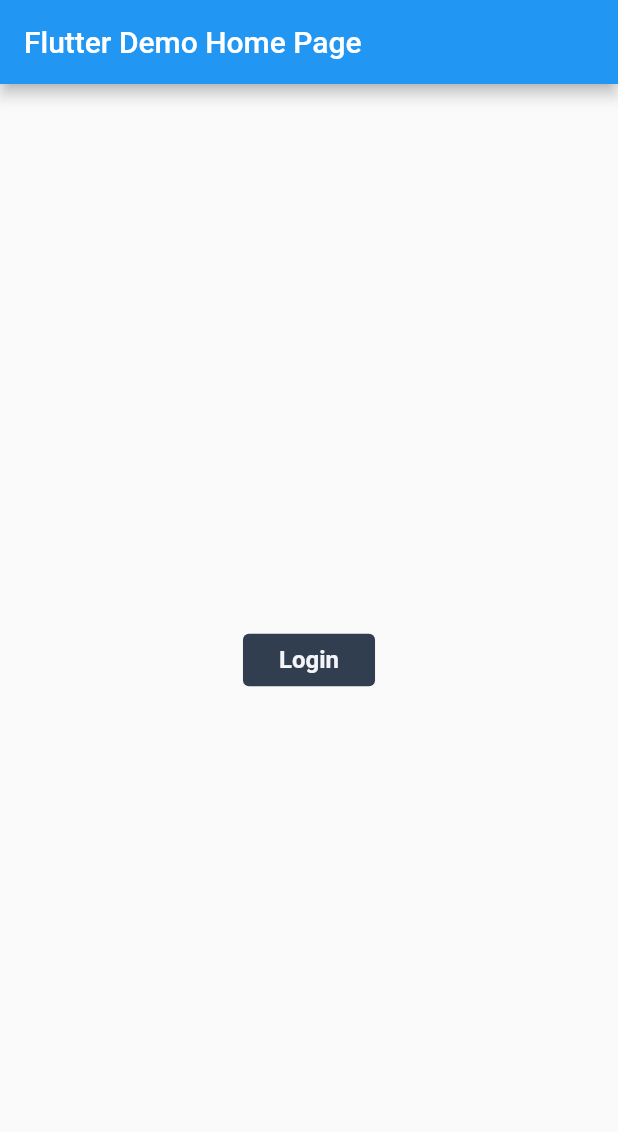
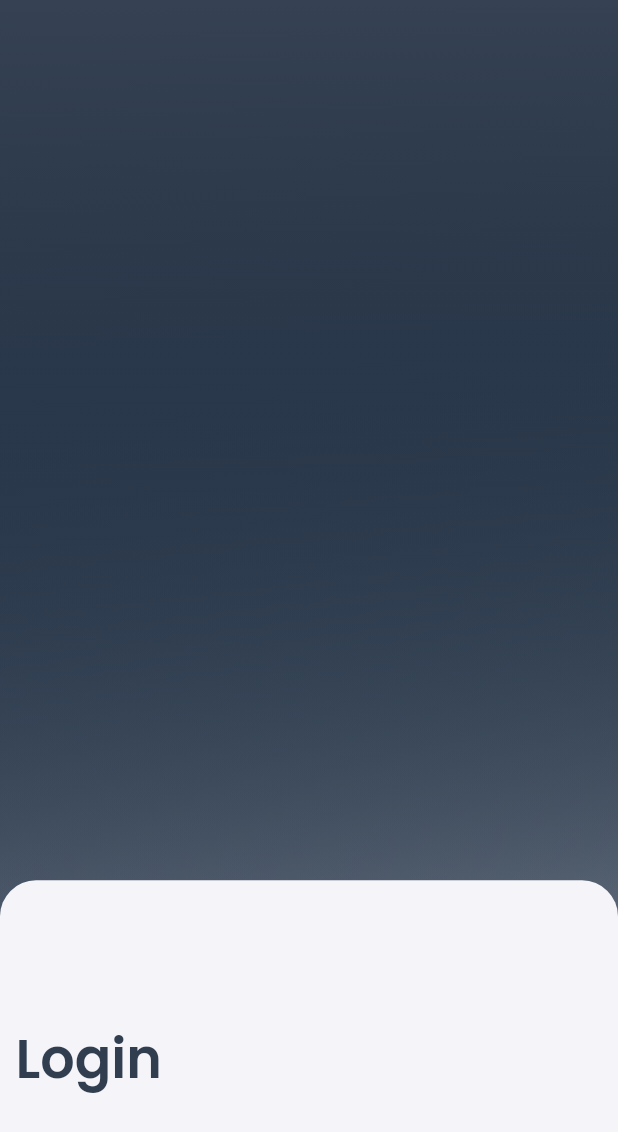
Before and after one commit to rokr1590/aakar-foundry, a Flutter app: the screen it shows after launch, on a phone screen of 412 x 824 dp. Shown: the top 1132 px of the screen. Run offline on Flutter 3.47's test engine with Material 2 defaults, Android fonts, the phone set to English and light mode, and no system bars; missing offline and left inert: dart:ffi.

Commit message:
Login Page (Partial)

```diff
--- a/lib/main.dart
+++ b/lib/main.dart
@@ -1,3 +1,4 @@
+import 'package:aakarfoundry/pages/login_screen.dart';
 import 'package:aakarfoundry/widget/buttons.dart';
 import 'package:flutter/material.dart';
 
@@ -30,21 +31,8 @@ class MyHomePage extends StatefulWidget {
 class _MyHomePageState extends State<MyHomePage> {
   @override
   Widget build(BuildContext context) {
-    return Scaffold(
-      appBar: AppBar(
-        title: Text(widget.title),
-      ),
-      body: Center(
-        child: Column(
-          mainAxisAlignment: MainAxisAlignment.center,
-          children: const <Widget>[
-            LoginButton(
-              type: Type.primary,
-              size: ButtonSize.large,
-            ),
-          ],
-        ),
-      ),
+    return MaterialApp(
+      home: ScreenLogin(),
     );
   }
 }
--- /dev/null
+++ b/lib/pages/login_screen.dart
@@ -0,0 +1,74 @@
+import 'dart:ui';
+
+import 'package:aakarfoundry/themes/app_style.dart';
+import 'package:aakarfoundry/utils/color_constant.dart';
+import 'package:aakarfoundry/utils/size_utils.dart';
+import 'package:flutter/material.dart';
+
+class ScreenLogin extends StatefulWidget {
+  const ScreenLogin({super.key});
+
+  @override
+  State<ScreenLogin> createState() => _ScreenLoginState();
+}
+
+class _ScreenLoginState extends State<ScreenLogin> {
+  @override
+  Widget build(BuildContext context) {
+    return Scaffold(
+      body: Container(
+        decoration: const BoxDecoration(
+            gradient: LinearGradient(colors: [
+          Color.fromRGBO(18, 42, 51, 1),
+          Color.fromRGBO(0, 18, 43, 0.1),
+        ], begin: Alignment.topCenter, end: Alignment.bottomCenter)),
+        child: Container(
+          decoration: const BoxDecoration(
+              gradient: LinearGradient(colors: [
+            Color.fromRGBO(54, 66, 83, 0.86),
+            Color.fromRGBO(0, 18, 43, 0.1),
+          ], begin: Alignment.topLeft, end: Alignment.bottomRight)),
+          child: Container(
+              decoration: const BoxDecoration(
+                  gradient: LinearGradient(colors: [
+                Color.fromRGBO(54, 66, 83, 1),
+                Color.fromRGBO(0, 18, 43, 0.1),
+              ], begin: Alignment.topRight, end: Alignment.bottomRight)),
+              child: Column(
+                children: [
+                  Expanded(child: Container()),
+                  Container(
+                    padding: EdgeInsets.symmetric(
+                      horizontal: getHorizontalSize(20),
+                      vertical: getVerticalSize(40),
+                    ),
+                    width: double.infinity,
+                    decoration: BoxDecoration(
+                      color: Colorselect.bgLight,
+                      borderRadius: const BorderRadius.only(
+                          topLeft: Radius.circular(24),
+                          topRight: Radius.circular(24)),
+                    ),
+                    child: Column(
+                      mainAxisSize: MainAxisSize.min,
+                      crossAxisAlignment: CrossAxisAlignment.start,
+                      children: [
+                        Text(
+                          'Login',
+                          style: TextStyle(
+                            color: Colorselect.primaryColor,
+                            fontSize: 36,
+                            fontFamily: 'Poppins',
+                            fontWeight: FontWeight.bold,
+                          ),
+                        )
+                      ],
+                    ),
+                  ),
+                ],
+              )),
+        ),
+      ),
+    );
+  }
+}
--- a/lib/themes/app_style.dart
+++ b/lib/themes/app_style.dart
@@ -1,19 +1,29 @@
-import 'dart:ui';
 import 'package:aakarfoundry/utils/color_constant.dart';
 import 'package:aakarfoundry/utils/size_utils.dart';
+import 'package:flutter/material.dart';
 
-class AppStyle{
- static TextStyle txtPoppinsBold64bgDark = TextStyle(
-  color: Colorselect.bgDark,
-  fontSize:getFontSize(64),
+class AppStyle {
+  static TextStyle styleHeading1(Color color) => TextStyle(
+        color: color,
+        fontSize: getFontSize(64),
         fontFamily: 'Poppins',
         fontWeight: FontWeight.bold,
       );
 
   static TextStyle txtPoppinsBold28bgDark = TextStyle(
     color: Colorselect.bgDark,
-  fontSize:getFontSize(28),
+    fontSize: getFontSize(28),
     fontFamily: 'Poppins',
     fontWeight: FontWeight.bold,
   );
+
+  static TextStyle styleHeading3(Color color) => TextStyle(
+        color: color,
+        fontSize: 36,
+        fontFamily: 'Poppins',
+        fontWeight: FontWeight.bold,
+        // letterSpacing: 1,
+
+        height: 54,
+      );
 }
--- a/lib/widget/buttons.dart
+++ b/lib/widget/buttons.dart
@@ -21,8 +21,8 @@ class LoginButton extends StatelessWidget {
   Widget build(BuildContext context) {
     return Container(
         padding: size == ButtonSize.large
-            ? EdgeInsets.symmetric(horizontal: 24.0, vertical: 8.0)
-            : EdgeInsets.symmetric(horizontal: 16.0, vertical: 4.0),
+            ? const EdgeInsets.symmetric(horizontal: 24.0, vertical: 8.0)
+            : const EdgeInsets.symmetric(horizontal: 16.0, vertical: 4.0),
         decoration: BoxDecoration(
           borderRadius: BorderRadius.circular(4.0),
           border: type == Type.outlined ? Border.all(width: 2.0) : null,
@@ -36,7 +36,7 @@ class LoginButton extends StatelessWidget {
                 : Colorselect.primaryColor,
             fontSize: size == ButtonSize.large ? 16.0 : 14.0,
             fontWeight:
-            size == ButtonSize.large ? FontWeight.bold : FontWeight.w500,
+                size == ButtonSize.large ? FontWeight.bold : FontWeight.w500,
           ),
         ));
   }
```
Also changed, not shown: pubspec.lock. Lines whose indentation alone changed are shown as unchanged.
